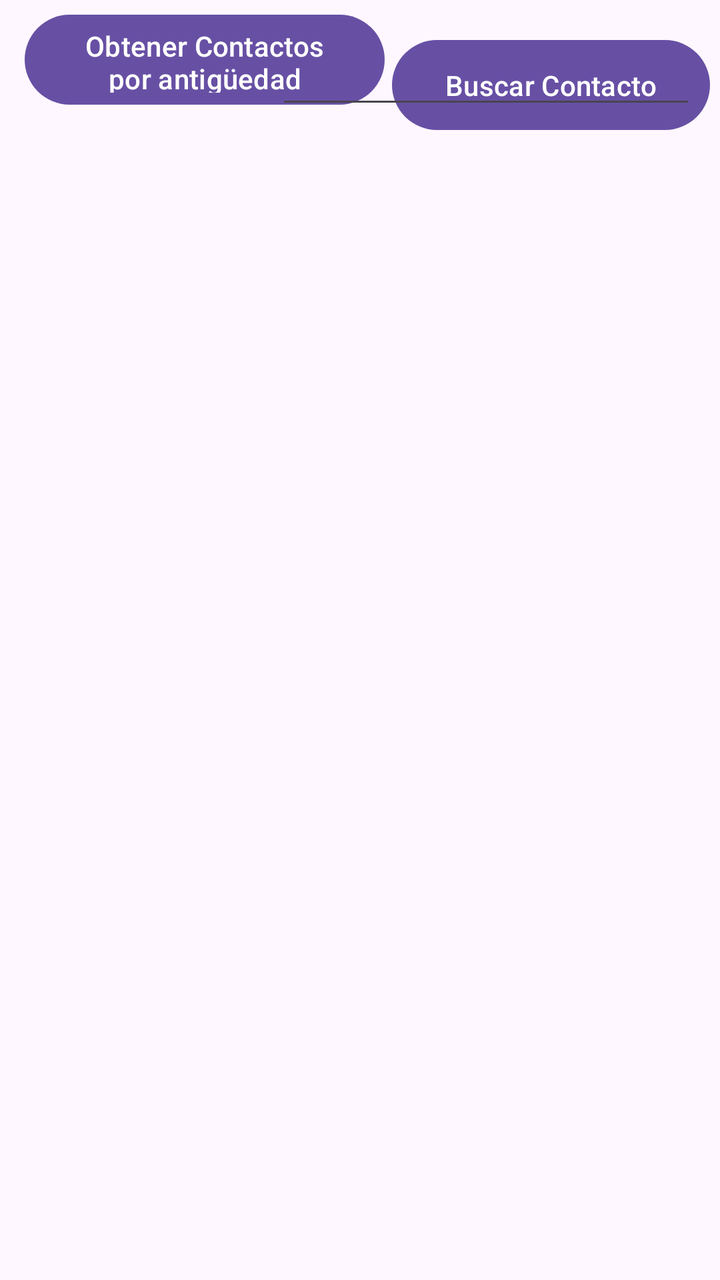
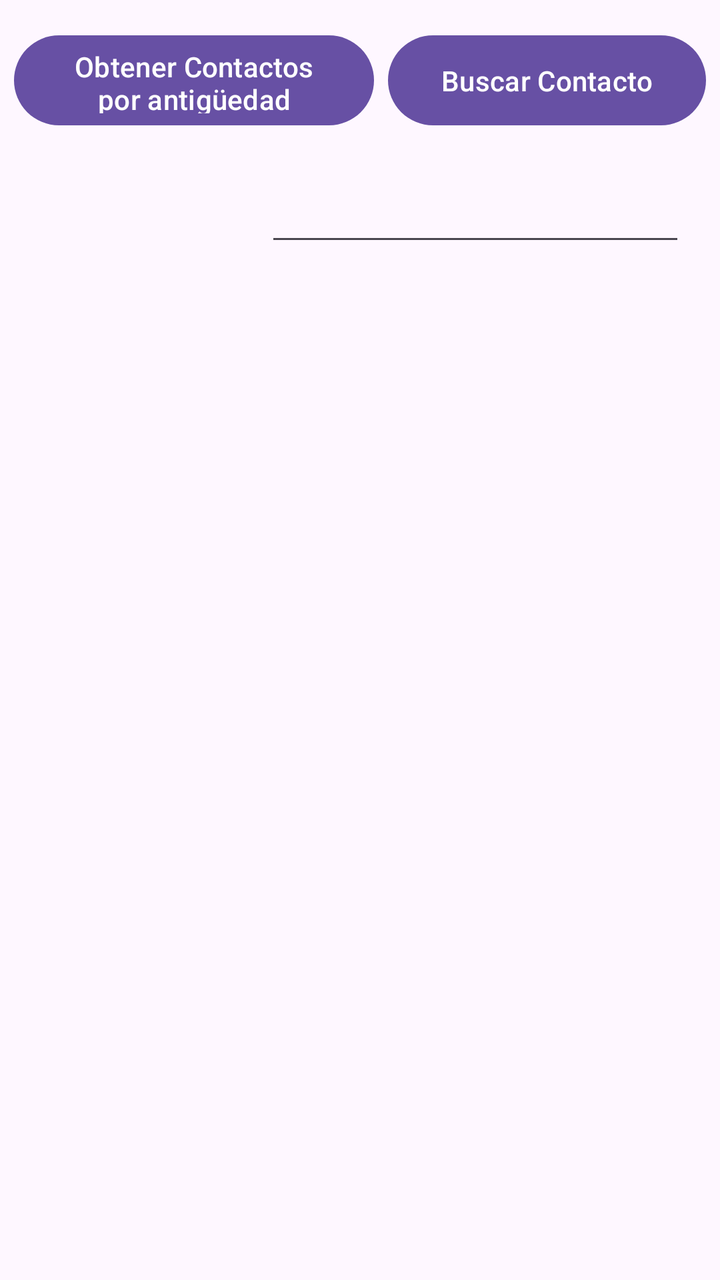

Before-and-after screenshots of an Android layout around one commit, followed by the original layout XML and the change that was made.
<!-- AndroidManifest.xml: application theme Theme.EjercicioPermisosLeerContactos -->
<!-- res/layout/activity_main.xml -->
<?xml version="1.0" encoding="utf-8"?>
<androidx.constraintlayout.widget.ConstraintLayout xmlns:android="http://schemas.android.com/apk/res/android"
    xmlns:app="http://schemas.android.com/apk/res-auto"
    xmlns:tools="http://schemas.android.com/tools"
    android:id="@+id/main"
    android:layout_width="match_parent"
    android:layout_height="match_parent"
    tools:context=".MainActivity">

    <Button
        android:id="@+id/button"
        android:layout_width="180dp"
        android:layout_height="53dp"
        android:text="Obtener Contactos por antigüedad"
        app:layout_constraintBottom_toTopOf="@+id/textView"
        app:layout_constraintEnd_toEndOf="parent"
        app:layout_constraintHorizontal_bias="0.069"
        app:layout_constraintStart_toStartOf="parent"
        app:layout_constraintTop_toTopOf="parent"
        app:layout_constraintVertical_bias="0.175" />

    <TextView
        android:id="@+id/textView"
        android:layout_width="348dp"
        android:layout_height="547dp"
        android:text=""
        app:layout_constraintBottom_toBottomOf="parent"
        app:layout_constraintEnd_toEndOf="parent"
        app:layout_constraintHorizontal_bias="0.492"
        app:layout_constraintStart_toStartOf="parent"
        app:layout_constraintTop_toTopOf="parent"
        app:layout_constraintVertical_bias="0.782" />

    <Button
        android:id="@+id/button2"
        android:layout_width="159dp"
        android:layout_height="53dp"
        android:layout_marginTop="16dp"
        android:text="Buscar Contacto"
        app:layout_constraintBottom_toTopOf="@+id/editTextText"
        app:layout_constraintEnd_toEndOf="parent"
        app:layout_constraintHorizontal_bias="0.428"
        app:layout_constraintStart_toEndOf="@+id/button"
        app:layout_constraintTop_toTopOf="parent"
        app:layout_constraintVertical_bias="0.0" />

    <EditText
        android:id="@+id/editTextText"
        android:layout_width="wrap_content"
        android:layout_height="wrap_content"
        android:layout_marginBottom="12dp"
        android:ems="10"
        android:inputType="text"
        android:text=""
        app:layout_constraintBottom_toTopOf="@+id/textView"
        app:layout_constraintEnd_toEndOf="parent"
        app:layout_constraintHorizontal_bias="0.92"
        app:layout_constraintStart_toStartOf="parent"
        app:layout_constraintTop_toTopOf="parent"
        app:layout_constraintVertical_bias="0.931" />
</androidx.constraintlayout.widget.ConstraintLayout>
<!-- resources referenced by this layout -->
<resources>
  <style name="Theme.EjercicioPermisosLeerContactos" parent="Base.Theme.EjercicioPermisosLeerContactos" />
  <style name="Base.Theme.EjercicioPermisosLeerContactos" parent="Theme.Material3.DayNight.NoActionBar">
          
          
      </style>
</resources>

<!-- the commit's change to res/layout/activity_main.xml (unified diff, before → after) -->
@@ -12,12 +12,12 @@
         android:layout_width="180dp"
         android:layout_height="53dp"
         android:text="Obtener Contactos por antigüedad"
-        app:layout_constraintBottom_toTopOf="@+id/textView"
-        app:layout_constraintEnd_toEndOf="parent"
-        app:layout_constraintHorizontal_bias="0.069"
+        app:layout_constraintBottom_toBottomOf="parent"
+        app:layout_constraintEnd_toStartOf="@+id/button2"
+        app:layout_constraintHorizontal_bias="0.5"
         app:layout_constraintStart_toStartOf="parent"
         app:layout_constraintTop_toTopOf="parent"
-        app:layout_constraintVertical_bias="0.175" />
+        app:layout_constraintVertical_bias="0.023" />
 
     <TextView
         android:id="@+id/textView"
@@ -26,36 +26,33 @@
         android:text=""
         app:layout_constraintBottom_toBottomOf="parent"
         app:layout_constraintEnd_toEndOf="parent"
-        app:layout_constraintHorizontal_bias="0.492"
         app:layout_constraintStart_toStartOf="parent"
-        app:layout_constraintTop_toTopOf="parent"
-        app:layout_constraintVertical_bias="0.782" />
+        app:layout_constraintTop_toBottomOf="@+id/editTextText" />
 
     <Button
         android:id="@+id/button2"
         android:layout_width="159dp"
         android:layout_height="53dp"
-        android:layout_marginTop="16dp"
         android:text="Buscar Contacto"
-        app:layout_constraintBottom_toTopOf="@+id/editTextText"
+        app:layout_constraintBottom_toBottomOf="parent"
         app:layout_constraintEnd_toEndOf="parent"
-        app:layout_constraintHorizontal_bias="0.428"
+        app:layout_constraintHorizontal_bias="0.5"
         app:layout_constraintStart_toEndOf="@+id/button"
         app:layout_constraintTop_toTopOf="parent"
-        app:layout_constraintVertical_bias="0.0" />
+        app:layout_constraintVertical_bias="0.023" />
 
     <EditText
         android:id="@+id/editTextText"
         android:layout_width="wrap_content"
         android:layout_height="wrap_content"
-        android:layout_marginBottom="12dp"
+        android:layout_marginTop="16dp"
         android:ems="10"
         android:inputType="text"
         android:text=""
-        app:layout_constraintBottom_toTopOf="@+id/textView"
+        app:layout_constraintBottom_toBottomOf="parent"
         app:layout_constraintEnd_toEndOf="parent"
-        app:layout_constraintHorizontal_bias="0.92"
+        app:layout_constraintHorizontal_bias="0.885"
         app:layout_constraintStart_toStartOf="parent"
-        app:layout_constraintTop_toTopOf="parent"
-        app:layout_constraintVertical_bias="0.931" />
+        app:layout_constraintTop_toBottomOf="@+id/button2"
+        app:layout_constraintVertical_bias="0.008" />
 </androidx.constraintlayout.widget.ConstraintLayout>
